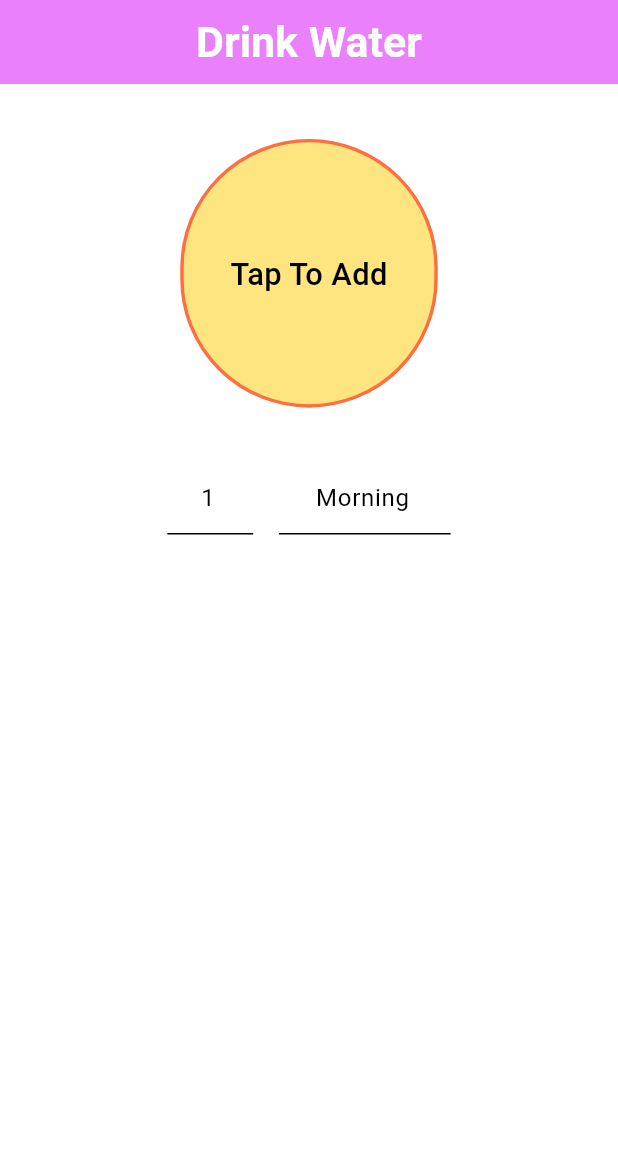
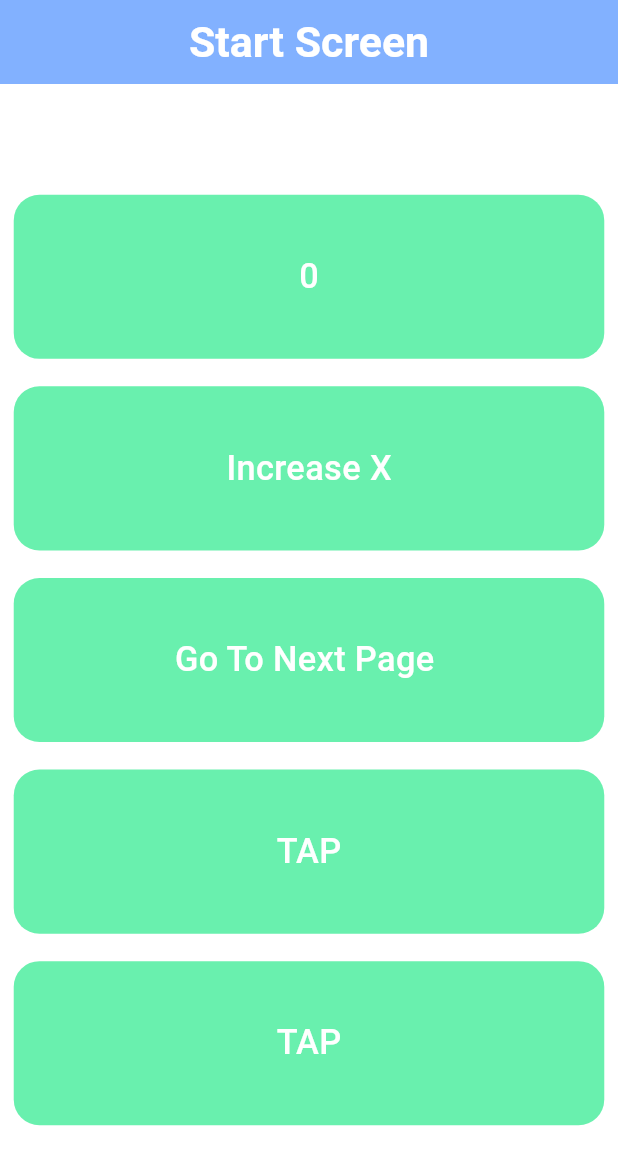
Before and after one commit to rafiul9040devapp/Flexing-UI, a Flutter app: the screen it shows after launch, on a phone screen of 412 x 824 dp. Shown: the top 1165 px of the screen. Run offline on Flutter 3.47's test engine with Material 3 defaults, Android fonts, the phone set to English and light mode, and no system bars; our stand-ins replace dio, flutter_screenutil, flutter_spinkit, get.

Commit message:
Initial commit for learning GetX

```diff
--- /dev/null
+++ b/lib/learn_getx/custome_button.dart
@@ -0,0 +1,37 @@
+import 'package:flutter/material.dart';
+import 'package:flutter_screenutil/flutter_screenutil.dart';
+
+class CustomButton extends StatelessWidget {
+  final String text;
+  final Function()? onPressed;
+
+  const CustomButton(this.text, this.onPressed, {super.key});
+
+  @override
+  Widget build(BuildContext context) {
+    return Padding(
+      padding: EdgeInsets.all(8.w),
+      child: InkWell(
+        borderRadius: BorderRadius.circular(15.r),
+        onTap: onPressed,
+        child: Container(
+          width: double.maxFinite,
+          padding: EdgeInsets.symmetric(vertical: 32.h),
+          alignment: Alignment.center,
+          decoration: BoxDecoration(
+            color: Colors.greenAccent.shade200,
+            borderRadius: BorderRadius.circular(15.r),
+          ),
+          child: Text(
+            text,
+            style: TextStyle(
+              color: Colors.white,
+              fontSize: 20.sp,
+              fontWeight: FontWeight.w500,
+            ),
+          ),
+        ),
+      ),
+    );
+  }
+}
--- /dev/null
+++ b/lib/learn_getx/second_screen.dart
@@ -0,0 +1,10 @@
+import 'package:flutter/material.dart';
+
+class SecondScreen extends StatelessWidget {
+  const SecondScreen({super.key});
+
+  @override
+  Widget build(BuildContext context) {
+    return const Placeholder();
+  }
+}
--- /dev/null
+++ b/lib/learn_getx/start_screen.dart
@@ -0,0 +1,50 @@
+import 'package:flexing/learn_getx/custome_button.dart';
+import 'package:flexing/learn_getx/tap_controller_for_x.dart';
+import 'package:flutter/material.dart';
+import 'package:flutter_screenutil/flutter_screenutil.dart';
+import 'package:get/get.dart';
+
+class StartScreen extends StatelessWidget {
+  StartScreen({super.key});
+
+  final TapControllerForX controllerForX = Get.put(TapControllerForX());
+
+  @override
+  Widget build(BuildContext context) {
+    return Scaffold(
+      backgroundColor: Colors.white,
+      appBar: AppBar(
+        title: Text(
+          'Start Screen',
+          style: TextStyle(
+            fontSize: 25.sp,
+            fontWeight: FontWeight.w600,
+            color: Colors.white,
+          ),
+        ),
+        backgroundColor: Colors.blueAccent.shade100,
+        centerTitle: true,
+        titleSpacing: 1.5.w,
+      ),
+      body: SizedBox(
+        height: MediaQuery.sizeOf(context).height,
+        width: MediaQuery.sizeOf(context).width,
+        child: Column(
+          mainAxisAlignment: MainAxisAlignment.center,
+          crossAxisAlignment: CrossAxisAlignment.center,
+          children: [
+            GetBuilder<TapControllerForX>(
+              builder: (_) {
+                return CustomButton(controllerForX.x.toString(), () => null);
+              },
+            ),
+            CustomButton('Increase X', () => controllerForX.incrementX()),
+            CustomButton('Go To Next Page ', () => null),
+            CustomButton('TAP', () => null),
+            CustomButton('TAP', () => null),
+          ],
+        ),
+      ),
+    );
+  }
+}
--- /dev/null
+++ b/lib/learn_getx/tap_controller_for_x.dart
@@ -0,0 +1,15 @@
+import 'package:get/get.dart';
+
+class TapControllerForX extends GetxController{
+  int _x = 0;
+  int get x => _x;
+
+  void incrementX(){
+    _x++;
+    update();
+  }
+  void decrementX(){
+    _x--;
+    update();
+  }
+}
--- /dev/null
+++ b/lib/learn_getx/tap_controller_for_y.dart
@@ -0,0 +1,12 @@
+import 'package:get/get.dart';
+
+class TapControllerForY extends GetxController{
+  RxInt _y = 0.obs;
+  RxInt get y => _y;
+  void incrementY(){
+    _y++;
+  }
+  void decrementY(){
+    _y--;
+  }
+}
--- a/lib/main.dart
+++ b/lib/main.dart
@@ -1,3 +1,4 @@
+import 'package:flexing/learn_getx/start_screen.dart';
 import 'package:flexing/screens/drink_water.dart';
 import 'package:flexing/screens/home_screen.dart';
 import 'package:flexing/screens/product_screen.dart';
@@ -33,7 +34,7 @@ class MyApp extends StatelessWidget {
           home: child,
         );
       },
-      child: const DrinkWaterScreen(),
+      child:  StartScreen(),
     );
   }
 }
```
